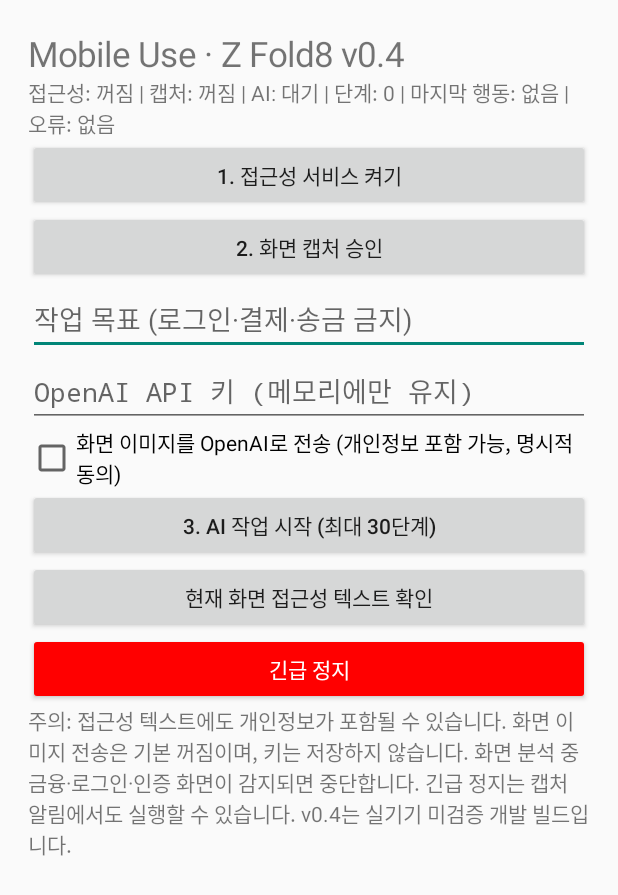
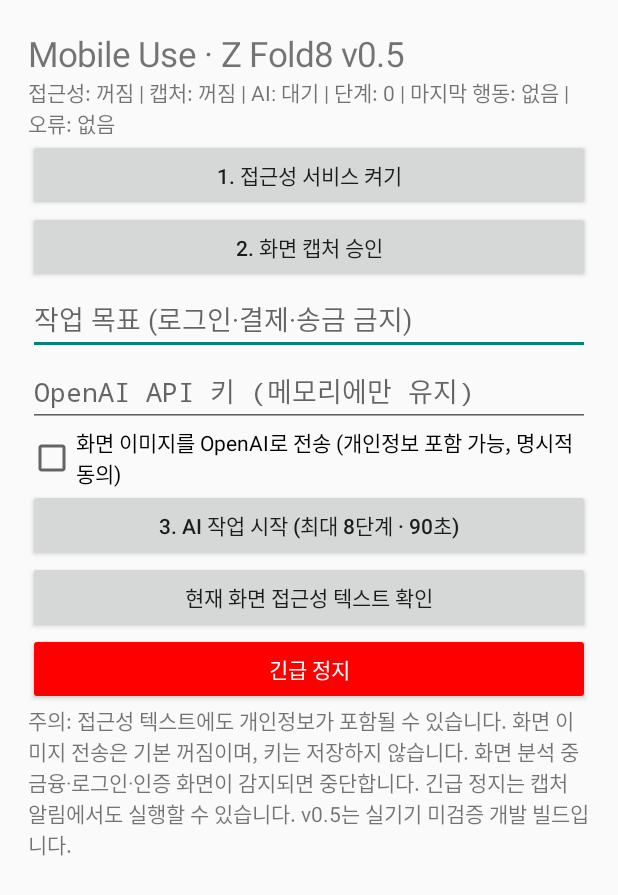
Before and after one commit to firr22jhj2-hash/mobileuse, an Android app: the screen it shows after launch (MainActivity), on a phone screen of 412 x 824 dp. Shown: the top 895 px of the screen. Run offline under Robolectric (Android 15) with nearby library versions, the phone set to English and light mode, and no system bars.

Commit message:
Label v0.5 with bounded AI execution limits

```diff
--- a/app/src/main/java/com/mobileuse/galaxy/MainActivity.java
+++ b/app/src/main/java/com/mobileuse/galaxy/MainActivity.java
@@ -3,16 +3,16 @@ import android.app.*;import android.content.*;import android.media.projection.*;
 public final class MainActivity extends Activity {
  private static final int CAPTURE_REQUEST=140;private final Handler statusHandler=new Handler(Looper.getMainLooper());private final Runnable statusTicker=new Runnable(){public void run(){if(status!=null)refresh();statusHandler.postDelayed(this,800);}};private TextView status;private EditText task,key;private CheckBox sendImages;private android.content.SharedPreferences prefs;
  @Override public void onCreate(Bundle b){super.onCreate(b);prefs=getSharedPreferences("local_progress",MODE_PRIVATE);ScrollView scroll=new ScrollView(this);LinearLayout root=new LinearLayout(this);root.setOrientation(1);root.setPadding(28,30,28,28);scroll.addView(root);
- TextView title=new TextView(this);title.setText("Mobile Use · Z Fold8 v0.4");title.setTextSize(23);root.addView(title);status=new TextView(this);root.addView(status);
+ TextView title=new TextView(this);title.setText("Mobile Use · Z Fold8 v0.5");title.setTextSize(23);root.addView(title);status=new TextView(this);root.addView(status);
  button(root,"1. 접근성 서비스 켜기",()->startActivity(new Intent(Settings.ACTION_ACCESSIBILITY_SETTINGS)));
  button(root,"2. 화면 캡처 승인",()->{MediaProjectionManager mgr=getSystemService(MediaProjectionManager.class);startActivityForResult(mgr.createScreenCaptureIntent(),CAPTURE_REQUEST);});
  task=new EditText(this);task.setHint("작업 목표 (로그인·결제·송금 금지)");task.setText(prefs.getString("task",""));root.addView(task);
  key=new EditText(this);key.setHint("OpenAI API 키 (메모리에만 유지)");key.setInputType(129);root.addView(key);
  sendImages=new CheckBox(this);sendImages.setText("화면 이미지를 OpenAI로 전송 (개인정보 포함 가능, 명시적 동의)");sendImages.setChecked(false);root.addView(sendImages);
- button(root,"3. AI 작업 시작 (최대 30단계)",()->{String t=task.getText().toString();if(!ActionPolicy.safeTask(t)){status.setText("민감하거나 유효하지 않은 작업");return;}prefs.edit().putString("task",t).putInt("step",0).remove("last_error").apply();if(key.getText().toString().trim().isEmpty()){status.setText("OpenAI API 키가 비어 있습니다");return;}boolean ok=TaskRunner.start(this,key.getText().toString(),t,sendImages.isChecked());status.setText(ok?"실행 중. 알림의 긴급 정지로 언제든 중단 가능":"접근성 및 캡처 권한 확인 필요");});
+ button(root,"3. AI 작업 시작 (최대 8단계 · 90초)",()->{String t=task.getText().toString();if(!ActionPolicy.safeTask(t)){status.setText("민감하거나 유효하지 않은 작업");return;}prefs.edit().putString("task",t).putInt("step",0).remove("last_error").apply();if(key.getText().toString().trim().isEmpty()){status.setText("OpenAI API 키가 비어 있습니다");return;}boolean ok=TaskRunner.start(this,key.getText().toString(),t,sendImages.isChecked());status.setText(ok?"실행 중. 알림의 긴급 정지로 언제든 중단 가능":"접근성 및 캡처 권한 확인 필요");});
  button(root,"현재 화면 접근성 텍스트 확인",()->{String v=ControlService.inspect();status.setText(v.isEmpty()?"현재 화면에서 읽을 수 있는 텍스트가 없습니다":v);});
  Button stop=new Button(this);stop.setText("긴급 정지");stop.setTextColor(Color.WHITE);stop.setBackgroundTintList(android.content.res.ColorStateList.valueOf(Color.RED));stop.setOnClickListener(v->{TaskRunner.stop();startService(new Intent(this,CaptureService.class).setAction(CaptureService.ACTION_STOP_ALL));refresh();});root.addView(stop);
- TextView note=new TextView(this);note.setText("주의: 접근성 텍스트에도 개인정보가 포함될 수 있습니다. 화면 이미지 전송은 기본 꺼짐이며, 키는 저장하지 않습니다. 화면 분석 중 금융·로그인·인증 화면이 감지되면 중단합니다. 긴급 정지는 캡처 알림에서도 실행할 수 있습니다. v0.4는 실기기 미검증 개발 빌드입니다.");root.addView(note);setContentView(scroll);refresh();statusHandler.postDelayed(statusTicker,800);}
+ TextView note=new TextView(this);note.setText("주의: 접근성 텍스트에도 개인정보가 포함될 수 있습니다. 화면 이미지 전송은 기본 꺼짐이며, 키는 저장하지 않습니다. 화면 분석 중 금융·로그인·인증 화면이 감지되면 중단합니다. 긴급 정지는 캡처 알림에서도 실행할 수 있습니다. v0.5는 실기기 미검증 개발 빌드입니다.");root.addView(note);setContentView(scroll);refresh();statusHandler.postDelayed(statusTicker,800);}
  private void button(LinearLayout root,String label,Runnable r){Button b=new Button(this);b.setText(label);b.setOnClickListener(v->r.run());root.addView(b);}
  @Override protected void onActivityResult(int request,int result,Intent data){super.onActivityResult(request,result,data);if(request==CAPTURE_REQUEST&&result==RESULT_OK&&data!=null){Intent i=new Intent(this,CaptureService.class).setAction(CaptureService.START).putExtra("resultCode",result).putExtra("data",data);startForegroundService(i);status.setText("화면 캡처 승인됨");}}
  private void refresh(){status.setText("접근성: "+(ControlService.active==null?"꺼짐":"켜짐")+" | 캡처: "+(CaptureService.instance==null?"꺼짐":"서비스 실행")+" | AI: "+(TaskRunner.isRunning()?"실행 중":"대기")+" | 단계: "+prefs.getInt("step",0)+" | 마지막 행동: "+prefs.getString("last_action","없음")+" | 오류: "+prefs.getString("last_error","없음"));}
```
